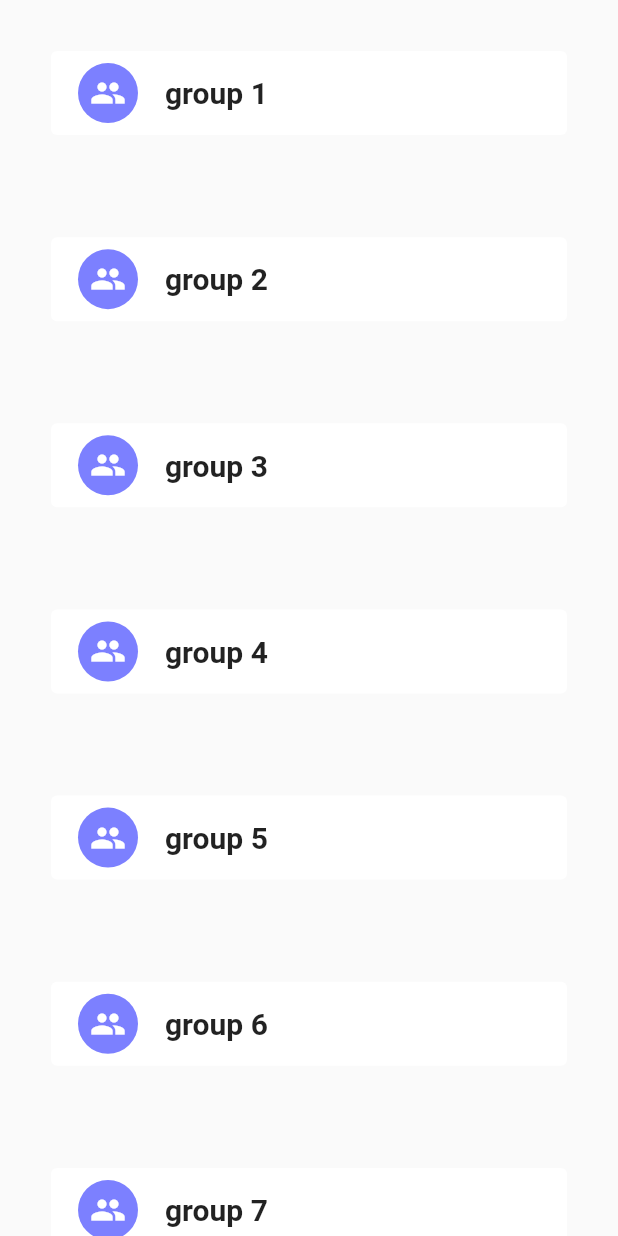
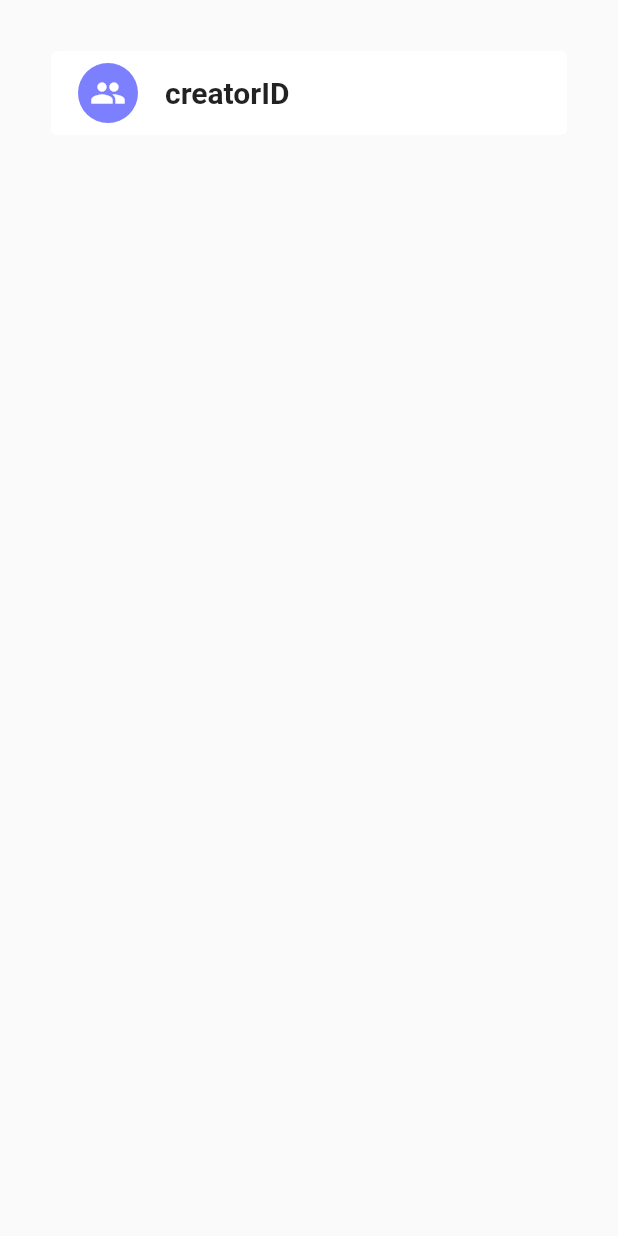
Before and after one commit to amrmhassan/meeting-organizer, a Flutter app: the GroupsScreen screen opened directly, on a phone screen of 412 x 824 dp. Run offline on Flutter 3.47's test engine with Material 2 defaults, Android fonts, the phone set to English and light mode, and no system bars; our stand-ins replace circle_nav_bar, cloud_firestore, firebase_auth, firebase_core, google_sign_in; accounts and stored records are empty.

Commit message:
some fixes

```diff
--- a/lib/models/group_model.dart
+++ b/lib/models/group_model.dart
@@ -4,22 +4,26 @@ class GroupModel {
   late String groupID;
   late String creatorID;
   late List<UserModel> members;
+  late String groupName;
 
   GroupModel({
     required this.groupID,
     required this.creatorID,
     required this.members,
+    required this.groupName,
   });
   GroupModel.fromJson(Map<String, dynamic> json) {
     groupID = json['groupID'];
     creatorID = json['creatorID'];
     members = json['members'];
+    groupName = json['groupName'];
   }
   Map<String, dynamic> toJson() {
     return {
       'groupID': groupID,
       'creatorID': creatorID,
       'members': members,
+      'groupName': groupName,
     };
   }
 }
--- a/lib/screens/groups_screen/groups.dart
+++ b/lib/screens/groups_screen/groups.dart
@@ -1,41 +1,36 @@
 // ignore_for_file: prefer_const_constructors
 import 'package:flutter/material.dart';
+import 'package:meeting_organizer/models/group_model.dart';
 import 'package:meeting_organizer/screens/groups_screen/groub_meetings.dart';
 import 'package:meeting_organizer/screens/groups_screen/widgets/card.dart';
-import 'package:meeting_organizer/screens/groups_screen/widgets/dialog.dart';
-import '../../constants/colors.dart';
-import 'models/groub_model.dart';
+
 class GroupsScreen extends StatelessWidget {
-   late groub_model groub;
-  List <groub_model> groubs = [
-    groub_model( icon: Icons.group, groub_name: 'group 1'),
-    groub_model( icon: Icons.group, groub_name: 'group 2'),
-    groub_model( icon: Icons.group, groub_name: 'group 3'),
-    groub_model( icon: Icons.group, groub_name: 'group 4'),
-    groub_model( icon: Icons.group, groub_name: 'group 5'),
-    groub_model( icon: Icons.group, groub_name: 'group 6'),
-    groub_model( icon: Icons.group, groub_name: 'group 7'),
-    groub_model( icon: Icons.group, groub_name: 'group 8'),
-    groub_model( icon: Icons.group, groub_name: 'group 9'),
-    groub_model( icon: Icons.group, groub_name: 'group 10'),
-    groub_model( icon: Icons.group, groub_name: 'group 11'),
-    groub_model( icon: Icons.group, groub_name: 'grouP 12'),
+  List<GroupModel> groups = [
+    GroupModel(
+        groupID: 'groupID',
+        creatorID: 'creatorID',
+        members: [],
+        groupName: 'SPE Group'),
   ];
+
+  GroupsScreen({super.key});
   @override
   Widget build(BuildContext context) {
     return Scaffold(
       body: ListView.separated(
-          itemBuilder: (context,index) {
-            return defaultCard (
-                groubs[index], ontap: ()
-            {
-              Navigator.push(context,
-                  MaterialPageRoute(builder: (context)=>meetings()));
-            },
+          itemBuilder: (context, index) {
+            return defaultCard(
+              groups[index],
+              ontap: () {
+                Navigator.push(context,
+                    MaterialPageRoute(builder: (context) => GroupScreen()));
+              },
             );
           },
-          separatorBuilder: (context,index)=>SizedBox(height: 0.1,),
-          itemCount: groubs.length),
+          separatorBuilder: (context, index) => SizedBox(
+                height: 0.1,
+              ),
+          itemCount: groups.length),
     );
   }
 }
--- a/lib/screens/groups_screen/models/groub_model.dart
+++ /dev/null
@@ -1,10 +0,0 @@
-import 'package:flutter/material.dart';
-class groub_model{
-  final IconData icon;
-  final String groub_name;
-
-  groub_model({
-    required this.icon ,
-    required this.groub_name,
-});
-}
--- a/lib/screens/groups_screen/widgets/card.dart
+++ b/lib/screens/groups_screen/widgets/card.dart
@@ -1,22 +1,29 @@
+// ignore_for_file: unnecessary_string_interpolations
 
 import 'package:flutter/cupertino.dart';
 import 'package:flutter/material.dart';
+import 'package:meeting_organizer/models/group_model.dart';
 import 'package:meeting_organizer/screens/groups_screen/groub_meetings.dart';
-import 'package:meeting_organizer/screens/groups_screen/models/groub_model.dart';
 
 import '../../../constants/colors.dart';
-Widget defaultCard
-    (groub_model groub, {
-  required Function ontap ,
-    })=>Padding(
+
+Widget defaultCard(
+  GroupModel groub, {
+  required Function ontap,
+}) =>
+    Padding(
       padding: const EdgeInsets.all(30.0),
       child: InkWell(
-        onTap: (){ontap();},
+        onTap: () {
+          ontap();
+        },
         child: Card(
           elevation: 0.0,
           child: Row(
             children: [
-                  SizedBox(width: 10,),
+              SizedBox(
+                width: 10,
+              ),
               Padding(
                 padding: const EdgeInsets.all(8.0),
                 child: CircleAvatar(
@@ -28,9 +35,11 @@ Widget defaultCard
                   ),
                 ),
               ),
-                  SizedBox(width: 10,) ,
+              SizedBox(
+                width: 10,
+              ),
               Text(
-                     '${groub.groub_name}',
+                '${groub.creatorID}',
                 style: TextStyle(
                   fontSize: 20,
                   fontWeight: FontWeight.bold,
```
Also changed, not shown: lib/providers/groups_provider.dart (added, +10 -0 lines), lib/screens/groups_screen/groub_meetings.dart (+22 -17 lines). Lines whose indentation alone changed are shown as unchanged.
